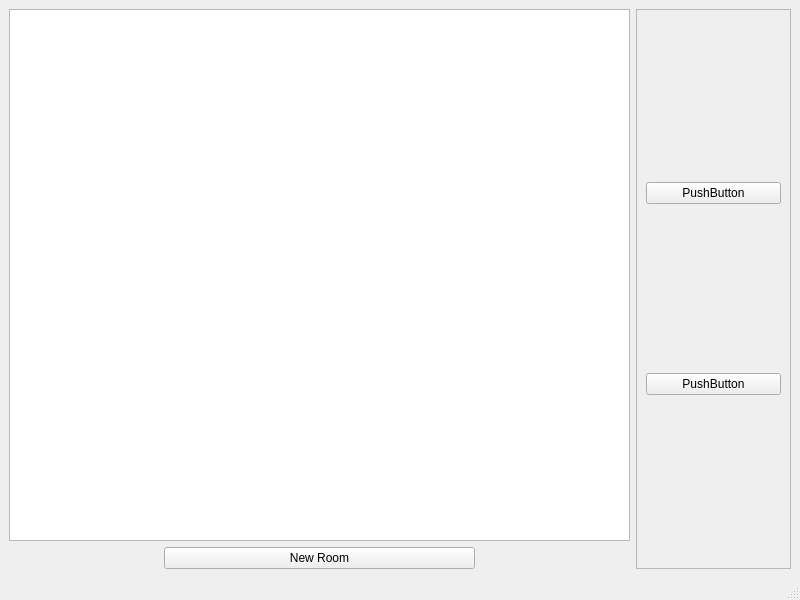
First picture: the form in src/ui/design_window.ui, repository ajvazz/Home-Planner-2D, before the edit.
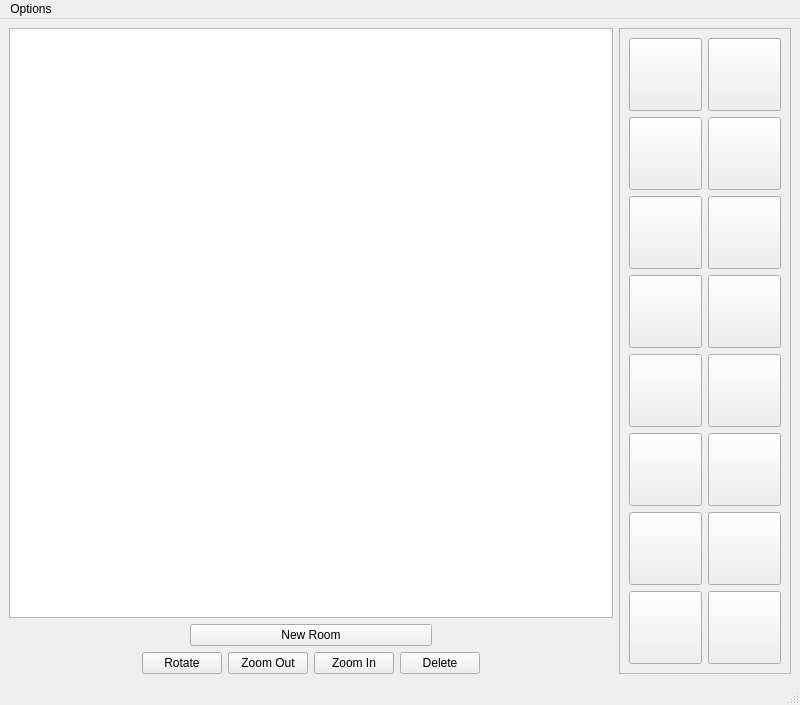
Second picture: the form after the edit. Icons and pictures are not drawn.

Commit message:
Floor can be easily changed; manipulation controls
Every button from catalog is responsive and sets its floor texture
to selected room(s).
Added controls for rotation, zooming and deleting, as well as shortcuts.

What changed in the file:
```diff
--- a/src/ui/design_window.ui
+++ b/src/ui/design_window.ui
@@ -14,7 +14,7 @@
    <string>MainWindow</string>
   </property>
   <widget class="QWidget" name="centralwidget">
-   <layout class="QHBoxLayout" name="horizontalLayout_2" stretch="4,1">
+   <layout class="QHBoxLayout" name="horizontalLayout_11" stretch="4,1">
     <item>
      <layout class="QVBoxLayout" name="verticalLayout_2">
       <item>
@@ -31,7 +31,7 @@
        </widget>
       </item>
       <item>
-       <layout class="QHBoxLayout" name="horizontalLayout" stretch="1,2,1">
+       <layout class="QHBoxLayout" name="horizontalLayout" stretch="3,4,3">
         <item>
          <spacer name="horizontalSpacer_2">
           <property name="orientation">
@@ -67,6 +67,64 @@
         </item>
        </layout>
       </item>
+      <item>
+       <layout class="QHBoxLayout" name="horizontalLayout_2">
+        <item>
+         <spacer name="horizontalSpacer_4">
+          <property name="orientation">
+           <enum>Qt::Horizontal</enum>
+          </property>
+          <property name="sizeHint" stdset="0">
+           <size>
+            <width>40</width>
+            <height>20</height>
+           </size>
+          </property>
+         </spacer>
+        </item>
+        <item>
+         <widget class="QPushButton" name="btnRotate">
+          <property name="text">
+           <string>Rotate</string>
+          </property>
+         </widget>
+        </item>
+        <item>
+         <widget class="QPushButton" name="btnZoomOut">
+          <property name="text">
+           <string>Zoom Out</string>
+          </property>
+         </widget>
+        </item>
+        <item>
+         <widget class="QPushButton" name="btnZoomIn">
+          <property name="text">
+           <string>Zoom In</string>
+          </property>
+         </widget>
+        </item>
+        <item>
+         <widget class="QPushButton" name="btnDelete">
+          <property name="text">
+           <string>Delete</string>
+          </property>
+         </widget>
+        </item>
+        <item>
+         <spacer name="horizontalSpacer_3">
+          <property name="orientation">
+           <enum>Qt::Horizontal</enum>
+          </property>
+          <property name="sizeHint" stdset="0">
+           <size>
+            <width>40</width>
+            <height>20</height>
+           </size>
+          </property>
+         </spacer>
+        </item>
+       </layout>
+      </item>
      </layout>
     </item>
     <item>
@@ -79,18 +137,372 @@
       </property>
       <layout class="QVBoxLayout" name="verticalLayout">
        <item>
-        <widget class="QPushButton" name="pushButton">
-         <property name="text">
-          <string>PushButton</string>
-         </property>
-        </widget>
+        <layout class="QHBoxLayout" name="horizontalLayout_3">
+         <item>
+          <widget class="QPushButton" name="btnTileWhite1">
+           <property name="sizePolicy">
+            <sizepolicy hsizetype="Fixed" vsizetype="Fixed">
+             <horstretch>0</horstretch>
+             <verstretch>0</verstretch>
+            </sizepolicy>
+           </property>
+           <property name="cursor">
+            <cursorShape>PointingHandCursor</cursorShape>
+           </property>
+           <property name="styleSheet">
+            <string notr="true">border-image: url(:/img/furniture/floor/tiles_white_1.jpg);
+width: 65px;
+height: 65px;</string>
+           </property>
+           <property name="text">
+            <string/>
+           </property>
+          </widget>
+         </item>
+         <item>
+          <widget class="QPushButton" name="btnTileWhite3">
+           <property name="sizePolicy">
+            <sizepolicy hsizetype="Fixed" vsizetype="Fixed">
+             <horstretch>0</horstretch>
+             <verstretch>0</verstretch>
+            </sizepolicy>
+           </property>
+           <property name="cursor">
+            <cursorShape>PointingHandCursor</cursorShape>
+           </property>
+           <property name="styleSheet">
+            <string notr="true">border-image: url(:/img/furniture/floor/tiles_white_3.jpg);
+width: 65px;
+height: 65px;</string>
+           </property>
+           <property name="text">
+            <string/>
+           </property>
+          </widget>
+         </item>
+        </layout>
        </item>
        <item>
-        <widget class="QPushButton" name="pushButton_2">
-         <property name="text">
-          <string>PushButton</string>
-         </property>
-        </widget>
+        <layout class="QHBoxLayout" name="horizontalLayout_4">
+         <item>
+          <widget class="QPushButton" name="btnTileWhite2">
+           <property name="sizePolicy">
+            <sizepolicy hsizetype="Fixed" vsizetype="Fixed">
+             <horstretch>0</horstretch>
+             <verstretch>0</verstretch>
+            </sizepolicy>
+           </property>
+           <property name="cursor">
+            <cursorShape>PointingHandCursor</cursorShape>
+           </property>
+           <property name="styleSheet">
+            <string notr="true">border-image: url(:/img/furniture/floor/tiles_white_2.jpg);
+width: 65px;
+height: 65px;</string>
+           </property>
+           <property name="text">
+            <string/>
+           </property>
+          </widget>
+         </item>
+         <item>
+          <widget class="QPushButton" name="btnTileBeige">
+           <property name="sizePolicy">
+            <sizepolicy hsizetype="Fixed" vsizetype="Fixed">
+             <horstretch>0</horstretch>
+             <verstretch>0</verstretch>
+            </sizepolicy>
+           </property>
+           <property name="cursor">
+            <cursorShape>PointingHandCursor</cursorShape>
+           </property>
+           <property name="styleSheet">
+            <string notr="true">border-image: url(:/img/furniture/floor/tiles_beige.jpg);
+width: 65px;
+height: 65px;</string>
+           </property>
+           <property name="text">
+            <string/>
+           </property>
+          </widget>
+         </item>
+        </layout>
+       </item>
+       <item>
+        <layout class="QHBoxLayout" name="horizontalLayout_6">
+         <item>
+          <widget class="QPushButton" name="btnTileLightGrey1">
+           <property name="sizePolicy">
+            <sizepolicy hsizetype="Fixed" vsizetype="Fixed">
+             <horstretch>0</horstretch>
+             <verstretch>0</verstretch>
+            </sizepolicy>
+           </property>
+           <property name="cursor">
+            <cursorShape>PointingHandCursor</cursorShape>
+           </property>
+           <property name="styleSheet">
+            <string notr="true">border-image: url(:/img/furniture/floor/tiles_light_grey.jpeg);
+width: 65px;
+height: 65px;</string>
+           </property>
+           <property name="text">
+            <string/>
+           </property>
+          </widget>
+         </item>
+         <item>
+          <widget class="QPushButton" name="btnTileLightGrey2">
+           <property name="sizePolicy">
+            <sizepolicy hsizetype="Fixed" vsizetype="Fixed">
+             <horstretch>0</horstretch>
+             <verstretch>0</verstretch>
+            </sizepolicy>
+           </property>
+           <property name="cursor">
+            <cursorShape>PointingHandCursor</cursorShape>
+           </property>
+           <property name="styleSheet">
+            <string notr="true">border-image: url(:/img/furniture/floor/tiles_lightgrey.jpg);
+width: 65px;
+height: 65px;</string>
+           </property>
+           <property name="text">
+            <string/>
+           </property>
+          </widget>
+         </item>
+        </layout>
+       </item>
+       <item>
+        <layout class="QHBoxLayout" name="horizontalLayout_5">
+         <item>
+          <widget class="QPushButton" name="btnTileGrey">
+           <property name="sizePolicy">
+            <sizepolicy hsizetype="Fixed" vsizetype="Fixed">
+             <horstretch>0</horstretch>
+             <verstretch>0</verstretch>
+            </sizepolicy>
+           </property>
+           <property name="cursor">
+            <cursorShape>PointingHandCursor</cursorShape>
+           </property>
+           <property name="styleSheet">
+            <string notr="true">border-image: url(:/img/furniture/floor/tiles_grey.jpg);
+width: 65px;
+height: 65px;</string>
+           </property>
+           <property name="text">
+            <string/>
+           </property>
+          </widget>
+         </item>
+         <item>
+          <widget class="QPushButton" name="btnFloorLight5">
+           <property name="sizePolicy">
+            <sizepolicy hsizetype="Fixed" vsizetype="Fixed">
+             <horstretch>0</horstretch>
+             <verstretch>0</verstretch>
+            </sizepolicy>
+           </property>
+           <property name="cursor">
+            <cursorShape>PointingHandCursor</cursorShape>
+           </property>
+           <property name="styleSheet">
+            <string notr="true">border-image: url(:/img/furniture/floor/floor_light_5.jpg);
+width: 65px;
+height: 65px;</string>
+           </property>
+           <property name="text">
+            <string/>
+           </property>
+          </widget>
+         </item>
+        </layout>
+       </item>
+       <item>
+        <layout class="QHBoxLayout" name="horizontalLayout_10">
+         <item>
+          <widget class="QPushButton" name="btnFloorBeige">
+           <property name="sizePolicy">
+            <sizepolicy hsizetype="Fixed" vsizetype="Fixed">
+             <horstretch>0</horstretch>
+             <verstretch>0</verstretch>
+            </sizepolicy>
+           </property>
+           <property name="cursor">
+            <cursorShape>PointingHandCursor</cursorShape>
+           </property>
+           <property name="styleSheet">
+            <string notr="true">border-image: url(:/img/furniture/floor/floor_beige.jpg);
+width: 65px;
+height: 65px;</string>
+           </property>
+           <property name="text">
+            <string/>
+           </property>
+          </widget>
+         </item>
+         <item>
+          <widget class="QPushButton" name="btnFloorLight4">
+           <property name="sizePolicy">
+            <sizepolicy hsizetype="Fixed" vsizetype="Fixed">
+             <horstretch>0</horstretch>
+             <verstretch>0</verstretch>
+            </sizepolicy>
+           </property>
+           <property name="cursor">
+            <cursorShape>PointingHandCursor</cursorShape>
+           </property>
+           <property name="styleSheet">
+            <string notr="true">border-image: url(:/img/furniture/floor/floor_light_4.jpg);
+width: 65px;
+height: 65px;</string>
+           </property>
+           <property name="text">
+            <string/>
+           </property>
+          </widget>
+         </item>
+        </layout>
+       </item>
+       <item>
+        <layout class="QHBoxLayout" name="horizontalLayout_8">
+         <item>
+          <widget class="QPushButton" name="btnFloorLight3">
+           <property name="sizePolicy">
+            <sizepolicy hsizetype="Fixed" vsizetype="Fixed">
+             <horstretch>0</horstretch>
+             <verstretch>0</verstretch>
+            </sizepolicy>
+           </property>
+           <property name="cursor">
+            <cursorShape>PointingHandCursor</cursorShape>
+           </property>
+           <property name="styleSheet">
+            <string notr="true">border-image: url(:/img/furniture/floor/floor_light_3.jpg);
+width: 65px;
+height: 65px;</string>
+           </property>
+           <property name="text">
+            <string/>
+           </property>
+          </widget>
+         </item>
+         <item>
+          <widget class="QPushButton" name="btnFloorLight2">
+           <property name="sizePolicy">
+            <sizepolicy hsizetype="Fixed" vsizetype="Fixed">
+             <horstretch>0</horstretch>
+             <verstretch>0</verstretch>
+            </sizepolicy>
+           </property>
+           <property name="cursor">
+            <cursorShape>PointingHandCursor</cursorShape>
+           </property>
+           <property name="styleSheet">
+            <string notr="true">border-image: url(:/img/furniture/floor/floor_light_2.jpg);
+width: 65px;
+height: 65px;</string>
+           </property>
+           <property name="text">
+            <string/>
+           </property>
+          </widget>
+         </item>
+        </layout>
+       </item>
+       <item>
+        <layout class="QHBoxLayout" name="horizontalLayout_9">
+         <item>
+          <widget class="QPushButton" name="btnFloorLight1">
+           <property name="sizePolicy">
+            <sizepolicy hsizetype="Fixed" vsizetype="Fixed">
+             <horstretch>0</horstretch>
+             <verstretch>0</verstretch>
+            </sizepolicy>
+           </property>
+           <property name="cursor">
+            <cursorShape>PointingHandCursor</cursorShape>
+           </property>
+           <property name="styleSheet">
+            <string notr="true">border-image: url(:/img/furniture/floor/floor_light_1.jpg);
+width: 65px;
+height: 65px;</string>
+           </property>
+           <property name="text">
+            <string/>
+           </property>
+          </widget>
+         </item>
+         <item>
+          <widget class="QPushButton" name="btnFloorLight6">
+           <property name="sizePolicy">
+            <sizepolicy hsizetype="Fixed" vsizetype="Fixed">
+             <horstretch>0</horstretch>
+             <verstretch>0</verstretch>
+            </sizepolicy>
+           </property>
+           <property name="cursor">
+            <cursorShape>PointingHandCursor</cursorShape>
+           </property>
+           <property name="styleSheet">
+            <string notr="true">border-image: url(:/img/furniture/floor/floor_light_6.jpg);
+width: 65px;
+height: 65px;</string>
+           </property>
+           <property name="text">
+            <string/>
+           </property>
+          </widget>
+         </item>
+        </layout>
+       </item>
+       <item>
+        <layout class="QHBoxLayout" name="horizontalLayout_7">
+         <item>
+          <widget class="QPushButton" name="btnFloorDark">
+           <property name="sizePolicy">
+            <sizepolicy hsizetype="Fixed" vsizetype="Fixed">
+             <horstretch>0</horstretch>
+             <verstretch>0</verstretch>
+            </sizepolicy>
+           </property>
+           <property name="cursor">
+            <cursorShape>PointingHandCursor</cursorShape>
+           </property>
+           <property name="styleSheet">
+            <string notr="true">border-image: url(:/img/furniture/floor/floor_dark.jpg);
+width: 65px;
+height: 65px;</string>
+           </property>
+           <property name="text">
+            <string/>
+           </property>
+          </widget>
+         </item>
+         <item>
+          <widget class="QPushButton" name="btnFloorGrey">
+           <property name="sizePolicy">
+            <sizepolicy hsizetype="Fixed" vsizetype="Fixed">
+             <horstretch>0</horstretch>
+             <verstretch>0</verstretch>
+            </sizepolicy>
+           </property>
+           <property name="cursor">
+            <cursorShape>PointingHandCursor</cursorShape>
+           </property>
+           <property name="styleSheet">
+            <string notr="true">border-image: url(:/img/furniture/floor/floor_grey.jpeg);
+width: 65px;
+height: 65px;</string>
+           </property>
+           <property name="text">
+            <string/>
+           </property>
+          </widget>
+         </item>
+        </layout>
        </item>
       </layout>
      </widget>
@@ -106,6 +518,16 @@
      <height>22</height>
     </rect>
    </property>
+   <widget class="QMenu" name="menuOptions">
+    <property name="title">
+     <string>Options</string>
+    </property>
+    <addaction name="actionClear_All"/>
+    <addaction name="actionShortcuts"/>
+    <addaction name="separator"/>
+    <addaction name="actionQuit"/>
+   </widget>
+   <addaction name="menuOptions"/>
   </widget>
   <widget class="QStatusBar" name="statusbar"/>
  </widget>
```
Left out of the diff: 24 changed lines with no effect on the pictures. The commit also changes 2 other files.
